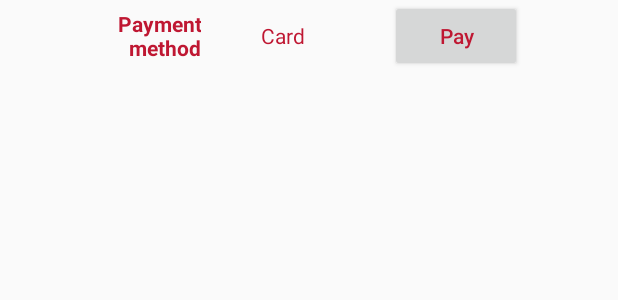
After one commit to elenavuceljic/PKI_ve183011m, an Android app: the layout view_request_payment_method.xml on its own in the app's theme, with its tools: preview values and no code run, on a phone screen of 412 x 824 dp. The commit adds this screen. Shown: the top 300 px of the screen. Run offline under Robolectric (Android 15) with nearby library versions, the phone set to English and light mode, and no system bars.

Commit message:
request preview activity created

```diff
--- /dev/null
+++ b/app/src/main/res/layout/view_request_payment_method.xml
@@ -0,0 +1,50 @@
+<?xml version="1.0" encoding="utf-8"?>
+<layout xmlns:android="http://schemas.android.com/apk/res/android">
+
+    <LinearLayout
+        android:layout_width="match_parent"
+        android:layout_height="wrap_content"
+        android:orientation="horizontal"
+        android:paddingBottom="@dimen/review_preview_vertical_margin">
+
+        <TextView
+            android:id="@+id/title"
+            android:layout_width="0dp"
+            android:layout_height="wrap_content"
+            android:layout_gravity="center_vertical|end"
+            android:layout_marginStart="20dp"
+            android:layout_weight="1.5"
+            android:maxLines="2"
+            android:text="@string/payment_method"
+            android:textAlignment="textEnd"
+            android:textStyle="bold" />
+
+        <TextView
+            android:id="@+id/payment_method"
+            android:layout_width="0dp"
+            android:layout_height="wrap_content"
+            android:layout_gravity="center_vertical"
+            android:layout_marginStart="40dp"
+            android:layout_marginEnd="10dp"
+            android:layout_weight="1"
+            android:ellipsize="end"
+            android:maxLines="1"
+            android:text="@string/card" />
+
+        <FrameLayout
+            android:layout_width="0dp"
+            android:layout_height="wrap_content"
+            android:layout_weight="2">
+
+            <Button
+                android:id="@+id/pay"
+                android:layout_width="wrap_content"
+                android:layout_height="wrap_content"
+                android:text="@string/pay"
+                android:textAllCaps="false" />
+
+        </FrameLayout>
+
+    </LinearLayout>
+
+</layout>
--- a/app/src/main/res/values/dimens.xml
+++ b/app/src/main/res/values/dimens.xml
@@ -4,4 +4,7 @@
     <dimen name="activity_vertical_margin">16dp</dimen>
     <dimen name="fab_margin">16dp</dimen>
     <dimen name="appbar_padding_top">8dp</dimen>
+
+    <dimen name="review_preview_vertical_margin">20dp</dimen>
+
 </resources>
```
Also changed, not shown: app/src/main/java/com/example/ve183011m/pki_ve183011m/presentation/buyer/RequestPreviewActivity.java (added, +116 -0 lines), app/src/main/res/layout/activity_request_preview.xml (added, +37 -0 lines), app/src/main/res/layout/view_request_preview_item.xml (added, +36 -0 lines), app/src/main/res/layout/view_request_rating.xml (added, +44 -0 lines), app/src/main/res/layout/view_request_review.xml (added, +43 -0 lines), app/src/main/res/layout/view_request_urgency.xml (added, +33 -0 lines), app/src/main/res/values/strings.xml (+5 -3 lines), 1 other file.
